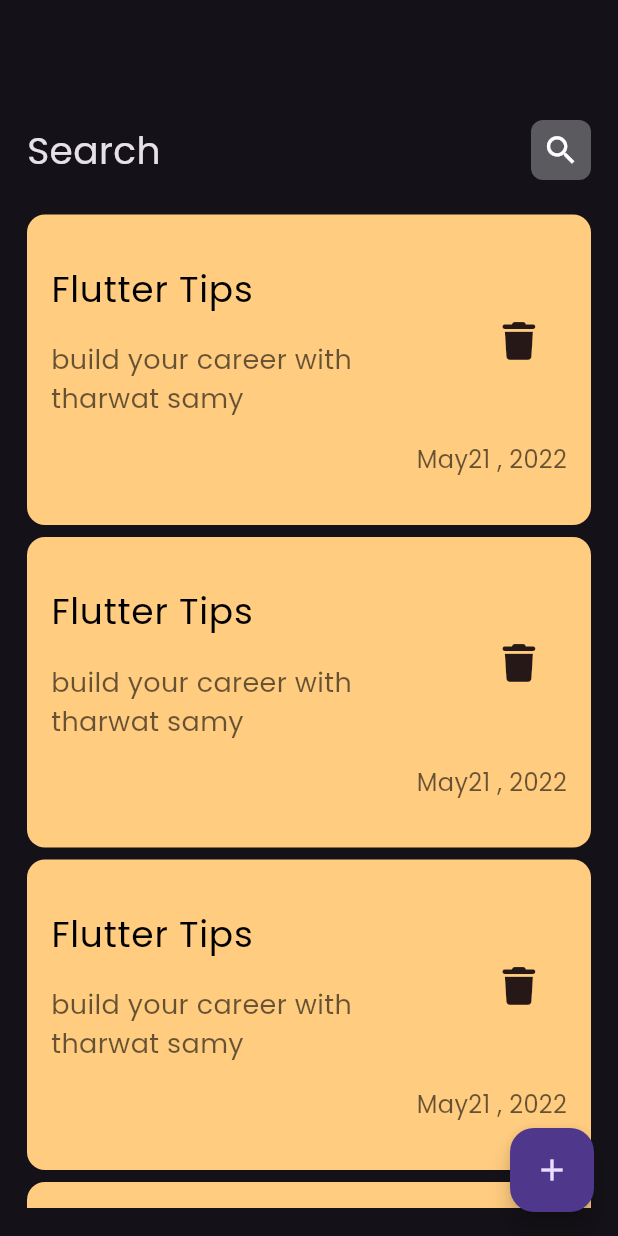
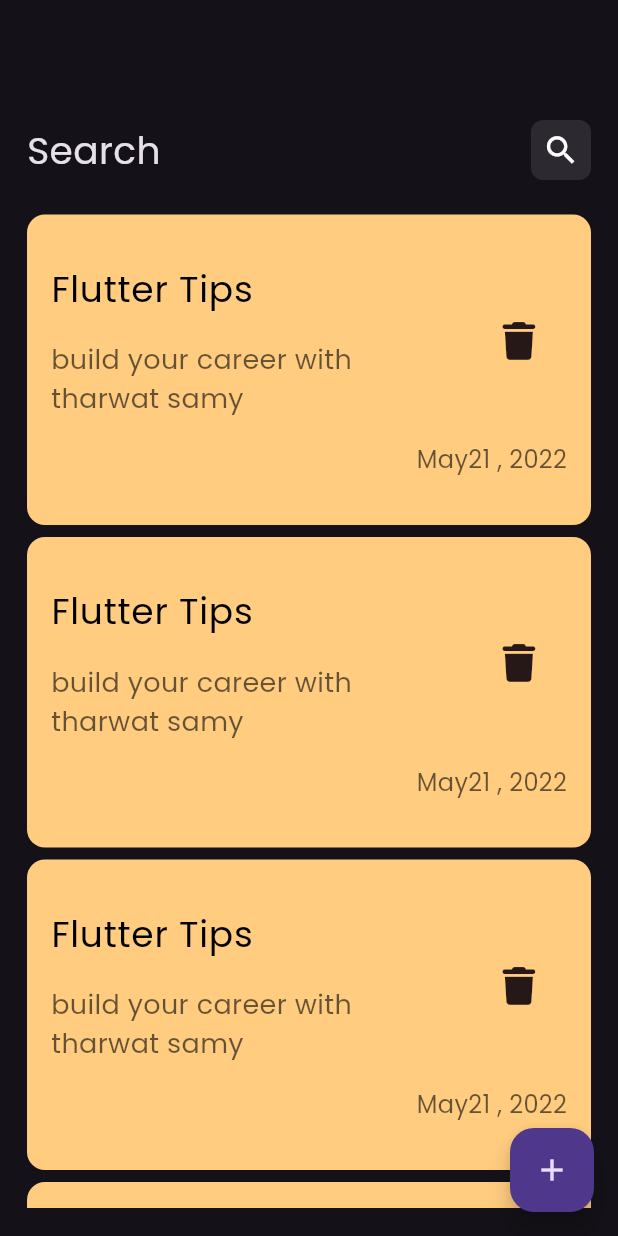
Before and after one commit to The1000y/notes_app, a Flutter app: the screen it shows after launch, on a phone screen of 412 x 824 dp. Run offline on Flutter 3.47's test engine with Material 3 defaults, Android fonts, the phone set to English and light mode, and no system bars; our stand-ins replace font_awesome_flutter.

```diff
--- a/lib/widgets/custom_search_icon.dart
+++ b/lib/widgets/custom_search_icon.dart
@@ -13,7 +13,7 @@ class CustomSearchIcon extends StatelessWidget {
           Container(
             decoration: BoxDecoration(
               borderRadius: BorderRadius.circular(8),
-              color: Colors.white.withOpacity(0.3),
+              color: Colors.white.withOpacity(0.1),
             ),
             height: 40,
             width: 40,
```
Also changed, not shown: lib/model/note_model.dart (added, +12 -0 lines).
